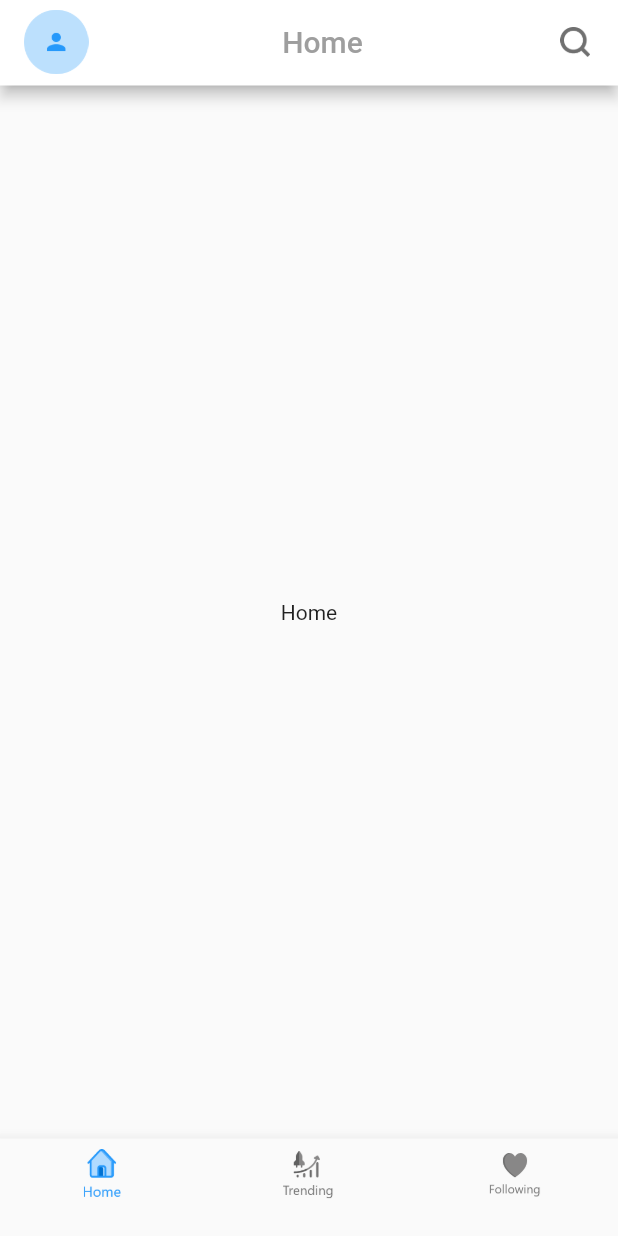
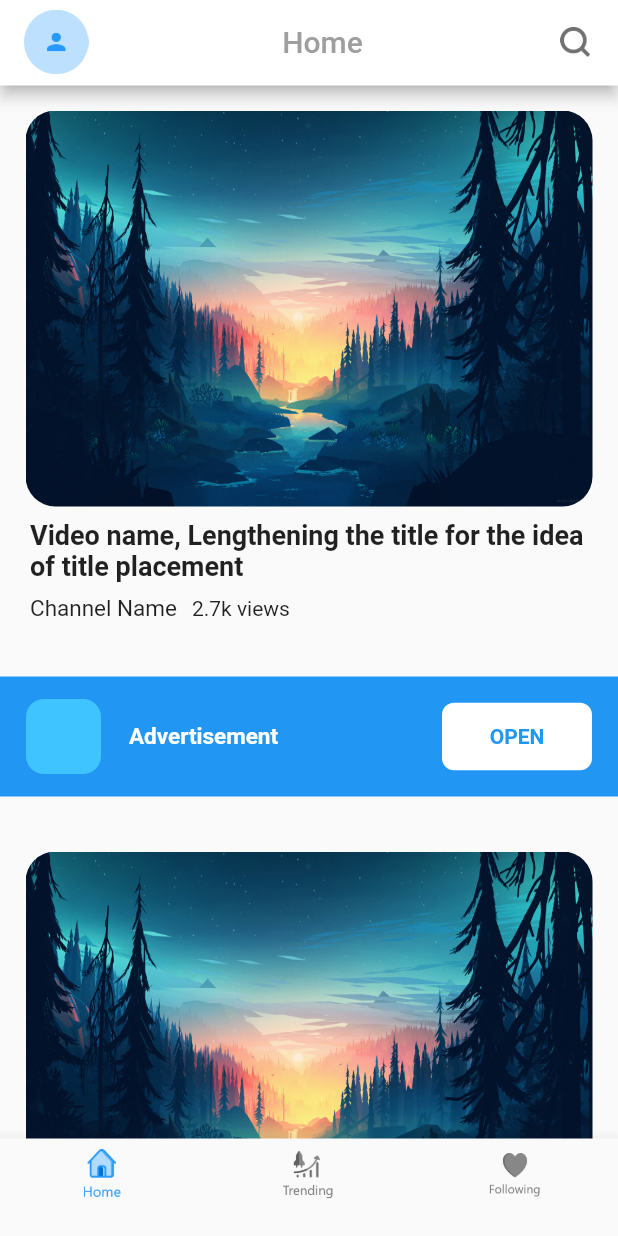
Before and after one commit to xybercommander/youtube_clone, a Flutter app: the screen it shows after launch, on a phone screen of 412 x 824 dp. Run offline on Flutter 3.47's test engine with Material 2 defaults, Android fonts, the phone set to English and light mode, and no system bars.

Commit message:
added pic

```diff
--- a/lib/services/widgets.dart
+++ b/lib/services/widgets.dart
@@ -1 +1,99 @@
 import 'package:flutter/material.dart';
+
+// Widget for the video thumbnails
+Widget videoThumbnail(context) {
+  return Container(
+    height: MediaQuery.of(context).size.height - 560,
+    width: MediaQuery.of(context).size.width - 34,
+    child: ClipRRect(
+      borderRadius: BorderRadius.circular(20),
+      child: Image.asset("assets/thumbnail.jpg", fit: BoxFit.fill,)
+    ),
+  );
+}
+
+// Widget for the full video link with the thumbnail
+Widget fullVideoLink(context) {
+  return Column(
+    children: <Widget>[
+      SizedBox(height: 15,),
+      Container(
+        height: MediaQuery.of(context).size.height - 480,
+        width: MediaQuery.of(context).size.width,
+        child: Column(
+          mainAxisAlignment: MainAxisAlignment.spaceEvenly,
+          crossAxisAlignment: CrossAxisAlignment.center,
+          children: <Widget>[
+            videoThumbnail(context),
+            SizedBox(height: 5,),
+            Container(
+              padding: EdgeInsets.symmetric(horizontal: 20,),
+              child: Text("Video name, Lengthening the title for the idea of title placement",
+                style: TextStyle(
+                  fontSize: 18,
+                  fontWeight: FontWeight.bold
+                ),
+              )
+            ),
+            SizedBox(height: 5,),
+            Container(
+              padding: EdgeInsets.symmetric(horizontal: 20),
+              child: Row(
+                children: <Widget>[
+                  Text("Channel Name", style: TextStyle(fontSize: 15),),
+                  SizedBox(width: 10,),
+                  Text("2.7k views")
+                ],
+              ),
+            )
+          ],
+        ),
+      ),
+      SizedBox(height: 15,),
+    ],
+  );
+}
+
+// Widget for the advertisements
+Widget advertisement(context) {
+  return Column(
+    children: <Widget>[
+      SizedBox(height: 20,),
+      Container(
+        width: MediaQuery.of(context).size.width,
+        height: 80,
+        color: Colors.blue,
+        child: Padding(
+          padding: const EdgeInsets.all(8.0),
+          child: Row(
+            mainAxisAlignment: MainAxisAlignment.spaceAround,
+            children: <Widget>[
+              Container(
+                height: 50,
+                width: 50,
+                decoration: BoxDecoration(
+                  borderRadius: BorderRadius.circular(12),
+                  color: Colors.lightBlueAccent
+                ),
+              ),
+              Text("Advertisement", style: TextStyle(fontSize: 15, fontWeight: FontWeight.bold, color: Colors.white)),
+              SizedBox(width: MediaQuery.of(context).size.width - 340,),
+              Container(
+                height: 45,
+                width: 100,
+                decoration: BoxDecoration(
+                  color: Colors.white,
+                  borderRadius: BorderRadius.circular(8)
+                ),
+                child: Center(
+                  child: Text("OPEN", style: TextStyle(color: Colors.blue, fontWeight: FontWeight.bold),),
+                ),
+              )
+            ],
+          ),
+        ),
+      ),
+      SizedBox(height: 20,),
+    ],
+  );
+}
--- a/lib/views/following.dart
+++ b/lib/views/following.dart
@@ -1,4 +1,5 @@
 import 'package:flutter/material.dart';
+import 'package:youtube_clone/services/widgets.dart';
 
 class FollowingPage extends StatefulWidget {
   @override
@@ -9,9 +10,14 @@ class _FollowingPageState extends State<FollowingPage> {
   @override
   Widget build(BuildContext context) {
     return Scaffold(
-      body: Center(
-        child: Text("Following"),
-      ),
+      body: ListView(
+        scrollDirection: Axis.vertical,
+        children: <Widget>[
+          fullVideoLink(context),
+          fullVideoLink(context),
+          fullVideoLink(context)
+        ],
+      )
     );
   }
 }
--- a/lib/views/home.dart
+++ b/lib/views/home.dart
@@ -1,4 +1,5 @@
 import 'package:flutter/material.dart';
+import 'package:youtube_clone/services/widgets.dart';
 
 class HomePage extends StatefulWidget {
   @override
@@ -9,9 +10,15 @@ class _HomePageState extends State<HomePage> {
   @override
   Widget build(BuildContext context) {
     return Scaffold(
-      body: Center(
-        child: Text("Home"),
-      ),
+      body: ListView(
+        scrollDirection: Axis.vertical,
+        children: <Widget>[
+          fullVideoLink(context),
+          advertisement(context),
+          fullVideoLink(context),
+          fullVideoLink(context)
+        ],
+      )
     );
   }
 }
```
Also changed, not shown: assets/games.png (renamed from assets/DarkMode/Group 270.png), assets/movies.png (renamed from assets/DarkMode/Group 271.png), assets/music.png (renamed from assets/DarkMode/Group 268.png), assets/sports.png (renamed from assets/DarkMode/Group 269 (2).png).
